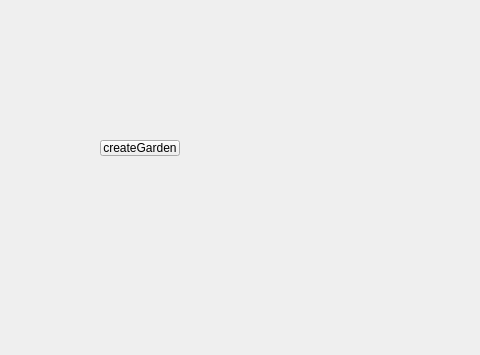
Old version of the form wateringTheGarden/mainwindow.ui in the repository JakubLem/wateringTheGarden; both pictures show x 0 to 480 and y 0 to 355 of the 800 by 600 pixel window.
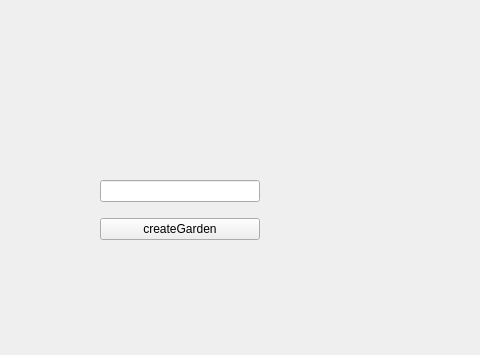
New version of the form.

What changed in the file:
```diff
--- a/wateringTheGarden/mainwindow.ui
+++ b/wateringTheGarden/mainwindow.ui
@@ -14,18 +14,27 @@
    <string>MainWindow</string>
   </property>
   <widget class="QWidget" name="centralwidget">
-   <widget class="QPushButton" name="pushButton">
+   <widget class="QWidget" name="verticalLayoutWidget">
     <property name="geometry">
      <rect>
       <x>100</x>
-      <y>140</y>
-      <width>80</width>
-      <height>16</height>
+      <y>170</y>
+      <width>160</width>
+      <height>80</height>
      </rect>
     </property>
+    <layout class="QVBoxLayout" name="verticalLayout">
+     <item>
+      <widget class="QLineEdit" name="lineEdit"/>
+     </item>
+     <item>
+      <widget class="QPushButton" name="pushButton">
     <property name="text">
      <string>createGarden</string>
     </property>
+      </widget>
+     </item>
+    </layout>
    </widget>
   </widget>
   <widget class="QMenuBar" name="menubar">
```
Lines whose indentation alone changed are shown as unchanged.
